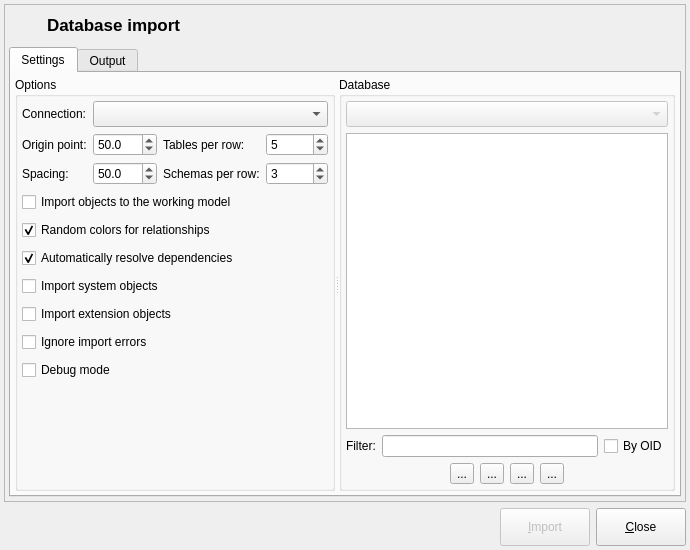
First picture: the form in libpgmodeler_ui/ui/databaseimportform.ui, repository pgmodeler/pgmodeler, before the edit.
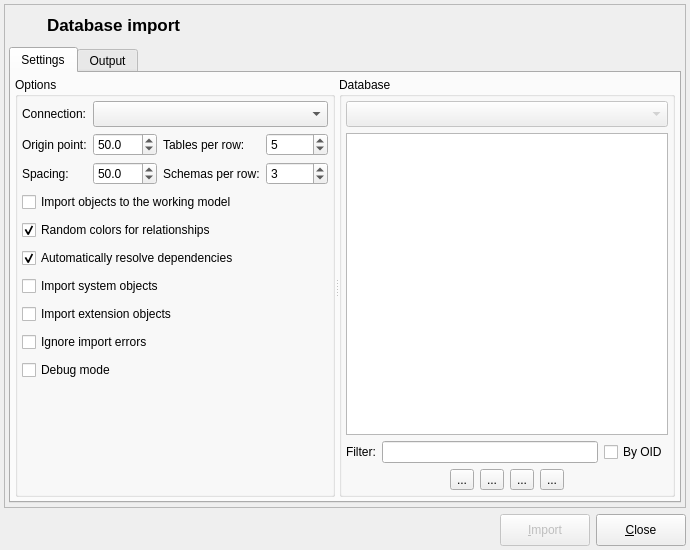
Second picture: the form after the edit. Icons and pictures are not drawn.

What changed in the file:
```diff
--- a/libpgmodeler_ui/ui/databaseimportform.ui
+++ b/libpgmodeler_ui/ui/databaseimportform.ui
@@ -1196,8 +1196,22 @@
      </layout>
     </widget>
    </item>
-   <item row="1" column="0">
+   <item row="1" column="0" colspan="3">
+    <layout class="QHBoxLayout" name="horizontalLayout_10">
+     <item>
     <widget class="QLabel" name="label">
+       <property name="sizePolicy">
+        <sizepolicy hsizetype="Preferred" vsizetype="Fixed">
+         <horstretch>0</horstretch>
+         <verstretch>0</verstretch>
+        </sizepolicy>
+       </property>
+       <property name="minimumSize">
+        <size>
+         <width>0</width>
+         <height>0</height>
+        </size>
+       </property>
      <property name="text">
       <string/>
      </property>
@@ -1206,8 +1220,6 @@
      </property>
     </widget>
    </item>
-   <item row="1" column="2">
-    <layout class="QHBoxLayout" name="horizontalLayout_10">
      <item>
       <spacer name="horizontalSpacer_6">
        <property name="orientation">
@@ -1235,7 +1247,7 @@
        <property name="minimumSize">
         <size>
          <width>90</width>
-         <height>38</height>
+         <height>32</height>
         </size>
        </property>
        <property name="maximumSize">
@@ -1273,7 +1285,7 @@
        <property name="minimumSize">
         <size>
          <width>90</width>
-         <height>38</height>
+         <height>32</height>
         </size>
        </property>
        <property name="maximumSize">
```
Lines whose indentation alone changed are shown as unchanged.
